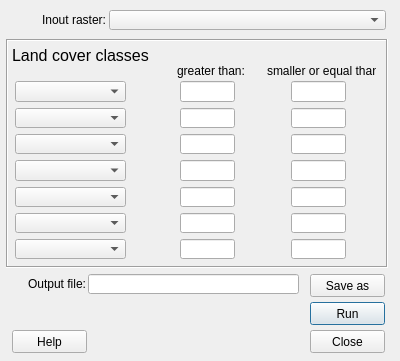
The window that LandCoverReclassifier/land_cover_reclassifier_dialog_base.ui (UMEP-dev/UMEP) describes before a commit, drawn with Qt 5.
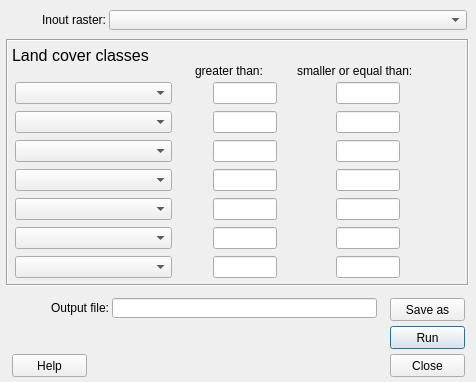
The same window after the commit.

Diff of the .ui file:
```diff
--- a/LandCoverReclassifier/land_cover_reclassifier_dialog_base.ui
+++ b/LandCoverReclassifier/land_cover_reclassifier_dialog_base.ui
@@ -6,8 +6,8 @@
    <rect>
     <x>0</x>
     <y>0</y>
-    <width>400</width>
-    <height>361</height>
+    <width>476</width>
+    <height>382</height>
    </rect>
   </property>
   <property name="windowTitle">
@@ -18,7 +18,7 @@
     <rect>
      <x>109</x>
      <y>10</y>
-     <width>277</width>
+     <width>358</width>
      <height>20</height>
     </rect>
    </property>
@@ -26,9 +26,9 @@
   <widget class="QLabel" name="label_2">
    <property name="geometry">
     <rect>
-     <x>21</x>
+     <x>9</x>
      <y>12</y>
-     <width>85</width>
+     <width>97</width>
      <height>16</height>
     </rect>
    </property>
@@ -47,8 +47,8 @@
     <rect>
      <x>6</x>
      <y>39</y>
-     <width>382</width>
-     <height>229</height>
+     <width>463</width>
+     <height>247</height>
     </rect>
    </property>
    <property name="frameShape">
@@ -77,10 +77,10 @@
    <widget class="QWidget" name="layoutWidget">
     <property name="geometry">
      <rect>
-      <x>285</x>
+      <x>330</x>
       <y>42</y>
-      <width>55</width>
-      <height>178</height>
+      <width>64</width>
+      <height>198</height>
      </rect>
     </property>
     <layout class="QVBoxLayout" name="verticalLayout_3">
@@ -159,9 +159,9 @@
    <widget class="QLabel" name="label_3">
     <property name="geometry">
      <rect>
-      <x>171</x>
+      <x>189</x>
       <y>24</y>
-      <width>67</width>
+      <width>97</width>
       <height>16</height>
      </rect>
     </property>
@@ -175,9 +175,9 @@
    <widget class="QLabel" name="label_4">
     <property name="geometry">
      <rect>
-      <x>261</x>
+      <x>291</x>
       <y>24</y>
-      <width>109</width>
+      <width>151</width>
       <height>16</height>
      </rect>
     </property>
@@ -193,8 +193,8 @@
      <rect>
       <x>9</x>
       <y>42</y>
-      <width>111</width>
-      <height>178</height>
+      <width>157</width>
+      <height>198</height>
      </rect>
     </property>
     <layout class="QVBoxLayout" name="verticalLayout">
@@ -511,10 +511,10 @@
    <widget class="QWidget" name="layoutWidget_3">
     <property name="geometry">
      <rect>
-      <x>174</x>
+      <x>207</x>
       <y>42</y>
-      <width>55</width>
-      <height>178</height>
+      <width>64</width>
+      <height>198</height>
      </rect>
     </property>
     <layout class="QVBoxLayout" name="verticalLayout_2">
@@ -600,8 +600,8 @@
   <widget class="QPushButton" name="runButton">
    <property name="geometry">
     <rect>
-     <x>310</x>
-     <y>302</y>
+     <x>390</x>
+     <y>326</y>
      <width>75</width>
      <height>23</height>
     </rect>
@@ -614,8 +614,8 @@
    <property name="geometry">
     <rect>
      <x>15</x>
-     <y>276</y>
-     <width>71</width>
+     <y>300</y>
+     <width>94</width>
      <height>16</height>
     </rect>
    </property>
@@ -629,9 +629,9 @@
   <widget class="QLineEdit" name="textOutput">
    <property name="geometry">
     <rect>
-     <x>88</x>
-     <y>274</y>
-     <width>211</width>
+     <x>112</x>
+     <y>298</y>
+     <width>265</width>
      <height>20</height>
     </rect>
    </property>
@@ -639,8 +639,8 @@
   <widget class="QPushButton" name="pushButtonSave">
    <property name="geometry">
     <rect>
-     <x>310</x>
-     <y>274</y>
+     <x>390</x>
+     <y>298</y>
      <width>75</width>
      <height>23</height>
     </rect>
@@ -655,8 +655,8 @@
    </property>
    <property name="geometry">
     <rect>
-     <x>310</x>
-     <y>330</y>
+     <x>390</x>
+     <y>354</y>
      <width>75</width>
      <height>23</height>
     </rect>
@@ -669,7 +669,7 @@
    <property name="geometry">
     <rect>
      <x>12</x>
-     <y>330</y>
+     <y>354</y>
      <width>75</width>
      <height>23</height>
     </rect>
```
